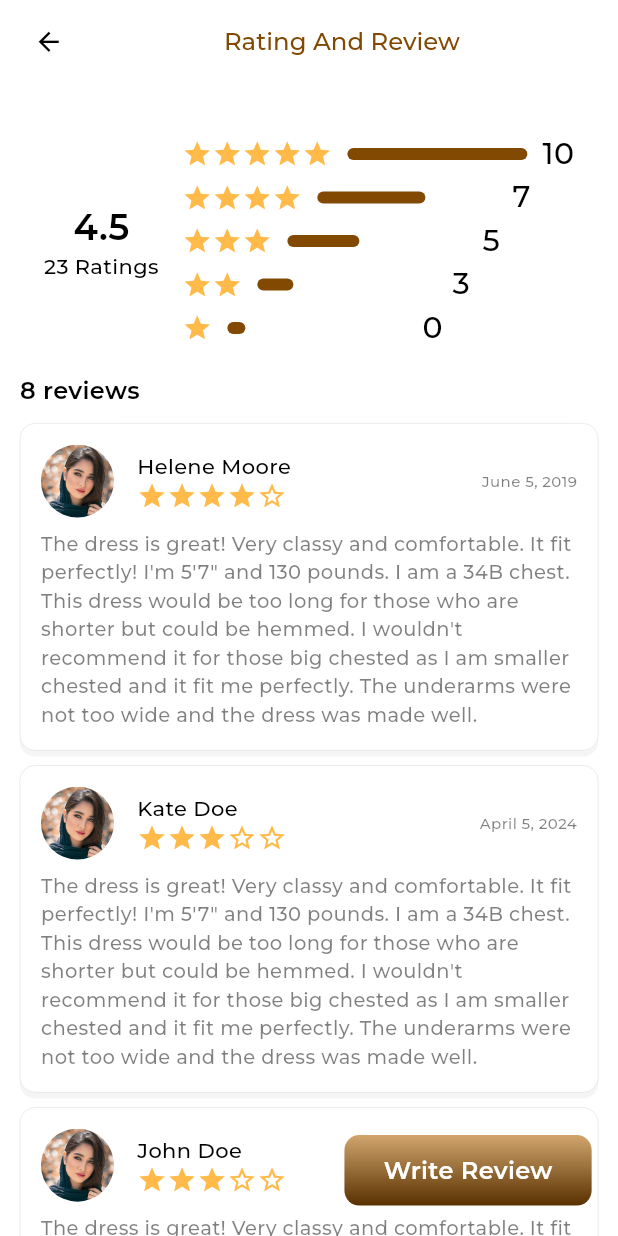
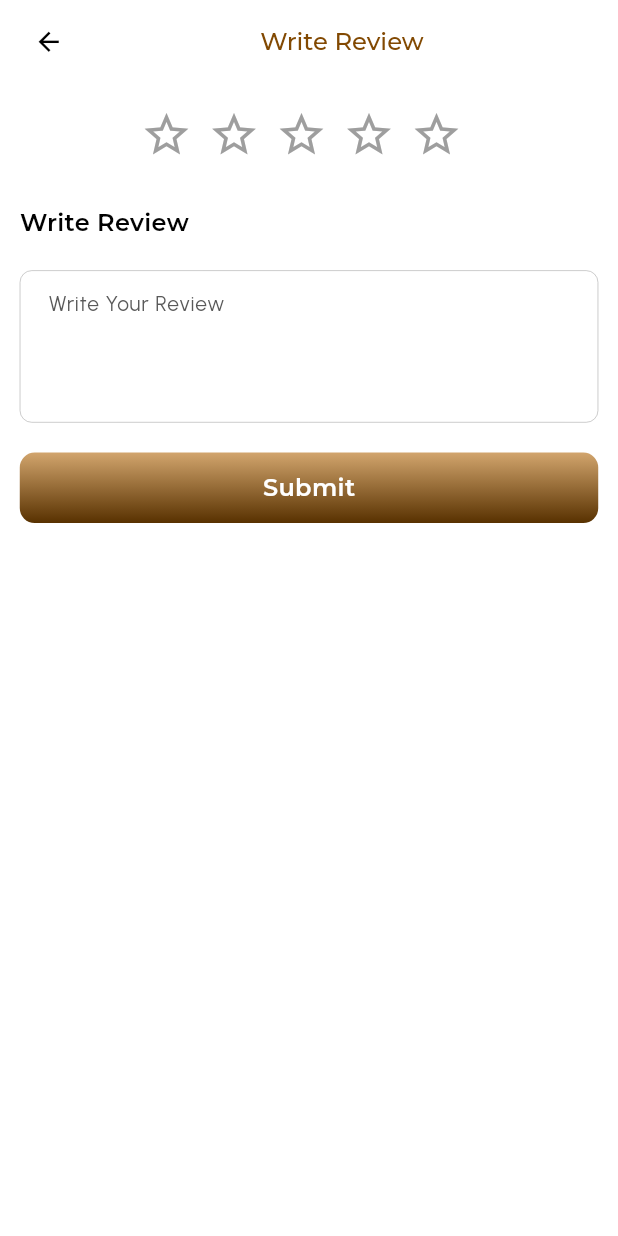
Before and after one commit to mehedidevv/Online-Shop, a Flutter app: the ReviewView screen opened directly, after a tap on "Write Review", on a phone screen of 412 x 824 dp. Run offline on Flutter 3.47's test engine with Material 3 defaults, Android fonts, the phone set to English and light mode, and no system bars; our stand-ins replace flutter_screenutil, flutter_spinkit, get, google_fonts, google_maps_flutter, image_picker and 2 more.

Commit message:
Review Part Done Also Write Review

```diff
--- a/lib/view/reviewView/view/review_view.dart
+++ b/lib/view/reviewView/view/review_view.dart
@@ -1,8 +1,11 @@
 import 'package:flutter/material.dart';
 import 'package:flutter_screenutil/flutter_screenutil.dart';
+import 'package:get/get.dart';
+import 'package:get/get_core/src/get_main.dart';
 import 'package:shop_app/res/custom_style/custom_size.dart';
 import 'package:shop_app/res/custom_widget/customAppBar_widget.dart';
 import 'package:shop_app/res/custom_widget/custom_button.dart';
+import 'package:shop_app/view/reviewView/view/writeReview_view.dart';
 import '../../../res/app_colors/App_Colors.dart';
 import '../../../res/app_images/App_images.dart';
 import '../../../res/custom_widget/custom_text.dart';
@@ -109,9 +112,7 @@ class ReviewView extends StatelessWidget {
               child: CustomButton(
                 width: 150.w,
                 title: 'Write Review',
-                onTap: () {
-                  // Your onTap code here
-                },
+                onTap: () => Get.to(() => WriteReviewView()),
               ),
             ),
 
--- /dev/null
+++ b/lib/view/reviewView/view/writeReview_view.dart
@@ -0,0 +1,91 @@
+import 'package:flutter/material.dart';
+import 'package:flutter_screenutil/flutter_screenutil.dart';
+import 'package:shop_app/res/custom_style/custom_size.dart';
+import 'package:shop_app/res/custom_widget/custom_button.dart';
+import 'package:shop_app/res/custom_widget/custom_text.dart';
+
+import '../../../res/app_colors/App_Colors.dart';
+import '../../../res/custom_widget/RoundTextField.dart';
+import '../../../res/custom_widget/customAppBar_widget.dart';
+
+class WriteReviewView extends StatefulWidget {
+  const WriteReviewView({super.key});
+
+  @override
+  State<WriteReviewView> createState() => _WriteReviewViewState();
+}
+
+class _WriteReviewViewState extends State<WriteReviewView> {
+  int selectedRating = 0;
+
+  @override
+  Widget build(BuildContext context) {
+    return Scaffold(
+      appBar: CustomAppBar(text: 'Write Review', onBackTap: () => Navigator.pop(context)),
+      body: SafeArea(
+        child: Padding(
+          padding: EdgeInsets.symmetric(horizontal: 12.w, vertical: 16.h),
+          child: Column(
+            crossAxisAlignment: CrossAxisAlignment.start,
+            children: [
+              // ⭐ Star Rating
+              Center(
+                child: Row(
+                  mainAxisAlignment: MainAxisAlignment.center,
+                  children: List.generate(5, (index) {
+                    return GestureDetector(
+                      onTap: () {
+                        setState(() {
+                          if (selectedRating == index + 1) {
+                            selectedRating = 0;
+                          } else {
+                            selectedRating = index + 1;
+                          }
+                        });
+                      },
+                      child: Icon(
+                        selectedRating >= index + 1
+                            ? Icons.star
+                            : Icons.star_border_outlined,
+                        color: selectedRating >= index + 1 ? AppColors.appBarTextColor : Colors.grey,
+                        size: 35,
+                      ),
+                    );
+                  }).expand((widget) sync* {
+                    yield widget;
+                    if (widget != List.generate(5, (i) => i)[4]) yield widthBox10;
+                  }).toList(),
+                ),
+              ),
+
+              heightBox30,
+
+              CustomText(
+                title: 'Write Review',
+                fontSize: 16,
+                fontWeight: FontWeight.w600,
+                color: AppColors.mainTextColor,
+              ),
+
+              heightBox20,
+
+              RoundTextField(
+                hint: 'Write Your Review',
+                vertical_padding: 10,
+                height: 100.h,
+                maxLine: 5,
+              ),
+
+              heightBox20,
+
+              CustomButton(title: 'Submit', onTap: () {
+                // You can use selectedRating here
+                Navigator.pop(context);
+              }),
+            ],
+          ),
+        ),
+      ),
+    );
+  }
+}
```
